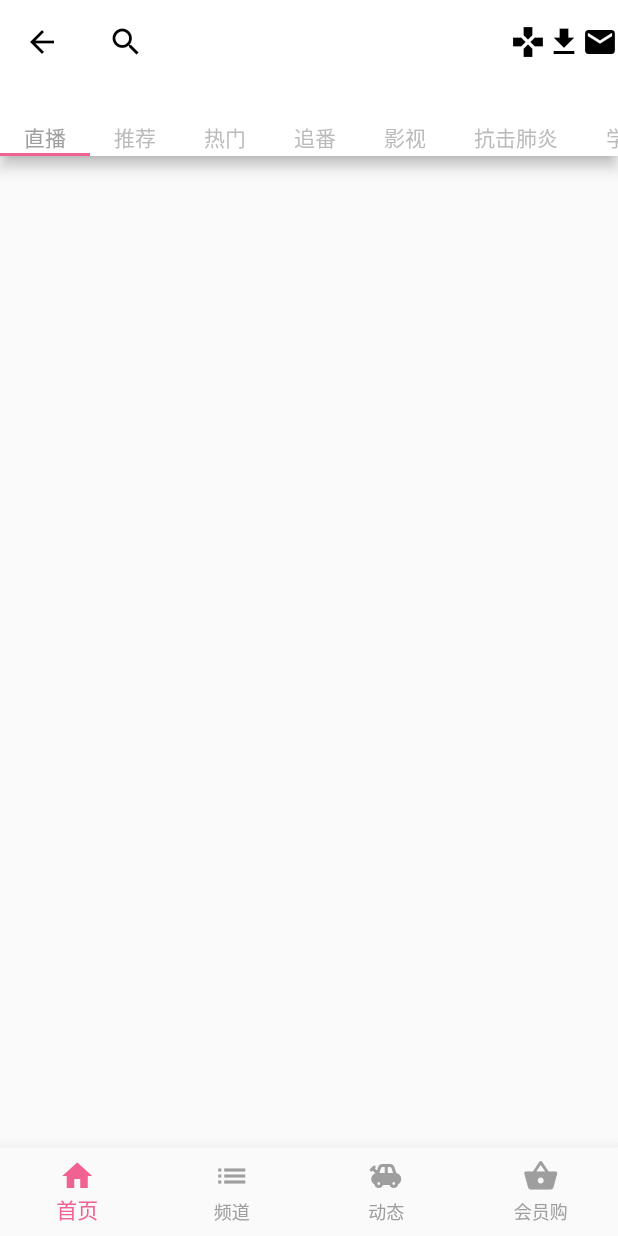
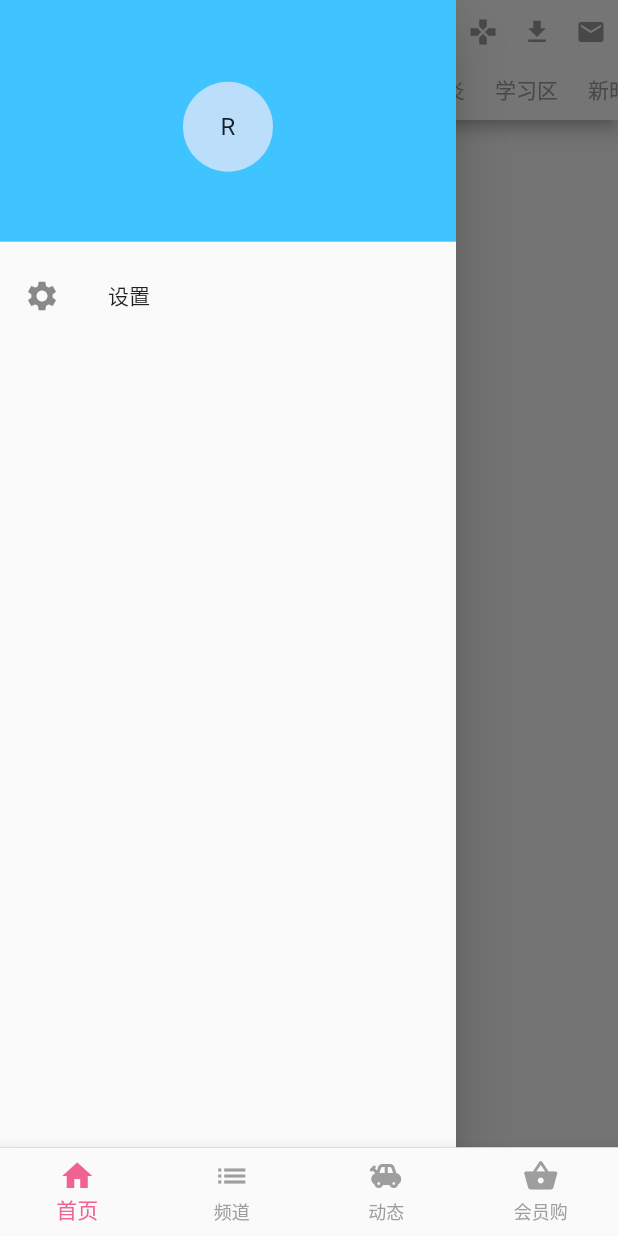
Before and after one commit to fogfire/flutter-bilibili, a Flutter app: the screen it shows after launch, with the side drawer open (before the commit the screen has no drawer), on a phone screen of 412 x 824 dp. Run offline on Flutter 3.47's test engine with Material 2 defaults, Android fonts, the phone set to English and light mode, and no system bars.

Commit message:
首页顶部菜单、抽屉

```diff
--- /dev/null
+++ b/lib/components/HomeBody.dart
@@ -0,0 +1,21 @@
+import 'package:flutter/material.dart';
+
+class HomeBody extends StatefulWidget {
+  HomeBody({Key key, @required this.name}) : super(key: key);
+
+  final String name;
+
+  @override
+  _HomeBodyState createState() => _HomeBodyState();
+}
+
+class _HomeBodyState extends State<HomeBody> {
+  @override
+  Widget build(BuildContext context) {
+    return Container(
+      child: Center(
+        child: Text(widget.name),
+      ),
+    );
+  }
+}
--- a/lib/main.dart
+++ b/lib/main.dart
@@ -12,6 +12,7 @@ class MyApp extends StatelessWidget {
       debugShowCheckedModeBanner: false,
       theme: ThemeData(
         primaryColor: Colors.white,
+        iconTheme: IconThemeData(color: Colors.grey),
       ),
       initialRoute: '/',
       routes: {
--- a/lib/pages/home.dart
+++ b/lib/pages/home.dart
@@ -1,5 +1,7 @@
 import 'package:flutter/material.dart';
 import './channel.dart';
+
+import '../components/HomeBody.dart';
 
 class HomePage extends StatefulWidget {
   HomePage({Key key, @required this.arg}) : super(key: key);
@@ -60,41 +62,156 @@ class Home extends StatefulWidget {
 
 class _HomeState extends State<Home> with SingleTickerProviderStateMixin {
   TabController _tabController;
+  List<String> _tabs;
 
   @override
   void initState() {
-    _tabController = new TabController(length: 8, vsync: this);
     super.initState();
+    _tabs = <String>['直播', '推荐', '热门', '追番', '影视', '抗击肺炎', '学习区', '新时代'];
+    _tabController = new TabController(length: _tabs.length, vsync: this);
+  }
+
+  @override
+  void dispose() {
+    _tabController.dispose();
+    super.dispose();
+  }
+
+  List<Widget> _getActions() {
+    return [
+      Icon(
+        Icons.games,
+        size: 20,
+        color: Colors.grey,
+      ),
+      Icon(
+        Icons.file_download,
+        size: 20,
+        color: Colors.grey,
+      ),
+      Icon(
+        Icons.email,
+        size: 20,
+        color: Colors.grey,
+      ),
+    ].map((icon) => Padding(padding: EdgeInsets.all(8), child: icon)).toList();
   }
 
   @override
   Widget build(BuildContext context) {
     return Scaffold(
-      appBar: AppBar(
-        // leading: , 头像
-        title: Container(child: Row(children: [Icon(Icons.search), Spacer()])),
-        actions: <Widget>[
-          Icon(Icons.games),
-          Icon(Icons.file_download),
-          Icon(Icons.email)
-        ],
-        bottom: TabBar(
-          controller: _tabController,
-          isScrollable: true,
-          tabs: <Widget>[
-            Text('直播'),
-            Text('推荐'),
-            Text('热门'),
-            Text('追番'),
-            Text('影视'),
-            Text('抗击肺炎'),
-            Text('学习区'),
-            Text('新时代'),
-          ],
-          labelColor: Colors.grey,
-          indicatorColor: Colors.pink[300],
+      appBar: PreferredSize(
+        preferredSize: Size.fromHeight(80),
+        child: AppBar(
+          leading: _Leading(),
+          title: Container(
+              height: 30,
+              padding: EdgeInsets.only(left: 10),
+              decoration: BoxDecoration(
+                borderRadius: BorderRadius.circular(15),
+                color: Colors.grey[100],
+              ),
+              child: Row(
+                children: [
+                  Icon(
+                    Icons.search,
+                    size: 15,
+                    color: Colors.grey,
+                  ),
+                  Spacer(),
+                ],
+              )),
+          actions: _getActions(),
+          bottom: TabBar(
+            controller: _tabController,
+            isScrollable: true,
+            tabs: _tabs.map((v) => Text(v)).toList(),
+            labelPadding: EdgeInsets.fromLTRB(10, 6, 10, 6),
+            labelColor: Colors.pink[400],
+            unselectedLabelColor: Colors.grey,
+            indicatorColor: Colors.pink[400],
+            indicatorSize: TabBarIndicatorSize.label,
+            unselectedLabelStyle: TextStyle(
+              fontWeight: FontWeight.normal,
+            ),
+            labelStyle: TextStyle(
+              fontSize: 16,
+              fontWeight: FontWeight.bold,
+            ),
+          ),
         ),
+      ),
+      drawer: _Drawer(),
+      body: TabBarView(
+        controller: _tabController,
+        children: _tabs.map((item) => HomeBody(name: item)).toList(),
       ),
     );
   }
 }
+
+class _Drawer extends StatelessWidget {
+  @override
+  Widget build(BuildContext context) {
+    return Drawer(
+      child: ListView(
+        children: <Widget>[
+          DrawerHeader(
+            decoration: BoxDecoration(
+              color: Colors.lightBlueAccent,
+            ),
+            child: Center(
+              child: SizedBox(
+                width: 60.0,
+                height: 60.0,
+                child: CircleAvatar(
+                  child: Text('R'),
+                ),
+              ),
+            ),
+          ),
+          ListTile(
+            leading: Icon(Icons.settings),
+            title: Text('设置'),
+          )
+        ],
+      ),
+    );
+  }
+}
+
+class _Leading extends StatelessWidget {
+  @override
+  Widget build(BuildContext context) {
+    return GestureDetector(
+      onTap: () => Scaffold.of(context).openDrawer(),
+      child: Row(
+        children: <Widget>[
+          SizedBox(
+            width: 8.0,
+            child: Column(
+              mainAxisAlignment: MainAxisAlignment.center,
+              children: <Widget>[
+                Divider(height: 5.0, thickness: 2.0, color: Colors.grey),
+                Divider(height: 5.0, thickness: 2.0, color: Colors.grey),
+                Divider(height: 5.0, thickness: 2.0, color: Colors.grey),
+              ],
+            ),
+          ),
+          SizedBox(width: 8),
+          Expanded(
+            child: Center(
+              child: SizedBox(
+                width: 36,
+                height: 36,
+                child: ClipOval(
+                  child: Image.asset('images/user-icon.jpg', fit: BoxFit.cover),
+                ),
+              ),
+            ),
+          ),
+        ],
+      ),
+    );
+  }
+}
--- a/pubspec.yaml
+++ b/pubspec.yaml
@@ -17,6 +17,7 @@ flutter:
   uses-material-design: true
   assets:
     - images/launch.png
+    - images/user-icon.jpg
   # fonts:
   #   - family: Schyler
   #     fonts:
```
Also changed, not shown: images/user-icon.jpg (added).
